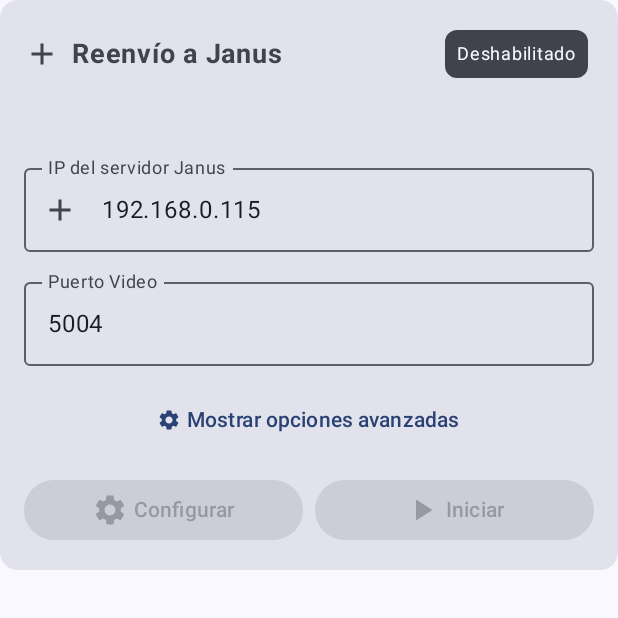
After one commit to innovadeveloper/makeandroid, an Android app built with Jetpack Compose: the composable ForwardingControlCard called with empty values, on a phone screen of 412 x 824 dp, the top half of it. The commit adds this screen. Run offline under Robolectric (Android 15) with nearby library versions, the phone set to English and light mode, and no system bars.

```diff
--- /dev/null
+++ b/app/src/main/java/com/innova/gstream/ForwardingControlCard.kt
@@ -0,0 +1,266 @@
+// ForwardingControlCard.kt
+// UBICACIÓN: app/src/main/java/com/innova/gstream/ForwardingControlCard.kt
+
+package com.innova.gstream
+
+import androidx.compose.foundation.layout.*
+import androidx.compose.material.icons.Icons
+import androidx.compose.material.icons.filled.Add
+import androidx.compose.material.icons.filled.PlayArrow
+import androidx.compose.material.icons.filled.Settings
+import androidx.compose.material3.*
+import androidx.compose.runtime.*
+import androidx.compose.ui.Alignment
+import androidx.compose.ui.Modifier
+import androidx.compose.ui.text.font.FontWeight
+import androidx.compose.ui.unit.dp
+import androidx.compose.ui.unit.sp
+
+@Composable
+fun ForwardingControlCard(
+    player: RTSPPlayer,
+    forwardingStatus: ForwardingStatus,
+    forwardingInfo: String,
+    connectionStatus: ConnectionStatus
+) {
+    var janusIp by remember { mutableStateOf("192.168.0.115") }
+    var videoPort by remember { mutableStateOf("5004") }
+    var audioPort by remember { mutableStateOf("5006") }
+    var showAdvanced by remember { mutableStateOf(false) }
+
+    // Actualizar valores cuando cambie la configuración
+    LaunchedEffect(forwardingStatus) {
+        if (forwardingStatus != ForwardingStatus.DISABLED) {
+            val (ip, vPort, aPort) = player.getForwardingConfig()
+            ip?.let { janusIp = it }
+            videoPort = vPort.toString()
+            audioPort = aPort.toString()
+        }
+    }
+
+    Card(
+        modifier = Modifier.fillMaxWidth(),
+        colors = CardDefaults.cardColors(
+            containerColor = when (forwardingStatus) {
+                ForwardingStatus.ACTIVE -> MaterialTheme.colorScheme.primaryContainer
+                ForwardingStatus.ERROR -> MaterialTheme.colorScheme.errorContainer
+                ForwardingStatus.READY -> MaterialTheme.colorScheme.tertiaryContainer
+                else -> MaterialTheme.colorScheme.surfaceVariant
+            }
+        )
+    ) {
+        Column(
+            modifier = Modifier.padding(16.dp),
+            verticalArrangement = Arrangement.spacedBy(12.dp)
+        ) {
+            // Header
+            Row(
+                modifier = Modifier.fillMaxWidth(),
+                horizontalArrangement = Arrangement.SpaceBetween,
+                verticalAlignment = Alignment.CenterVertically
+            ) {
+                Row(
+                    verticalAlignment = Alignment.CenterVertically,
+                    horizontalArrangement = Arrangement.spacedBy(8.dp)
+                ) {
+                    Icon(
+                        Icons.Default.Add,
+                        contentDescription = null,
+                        tint = forwardingStatus.color
+                    )
+                    Text(
+                        text = "Reenvío a Janus",
+                        fontSize = 18.sp,
+                        fontWeight = FontWeight.Bold
+                    )
+                }
+
+                // Indicador de estado
+                Surface(
+                    color = forwardingStatus.color,
+                    shape = MaterialTheme.shapes.small,
+                    modifier = Modifier.padding(4.dp)
+                ) {
+                    Text(
+                        text = forwardingStatus.displayName,
+                        modifier = Modifier.padding(horizontal = 8.dp, vertical = 4.dp),
+                        fontSize = 12.sp,
+                        color = MaterialTheme.colorScheme.surface
+                    )
+                }
+            }
+
+            // Info del estado actual
+            Text(
+                text = forwardingInfo,
+                fontSize = 14.sp,
+                color = MaterialTheme.colorScheme.onSurfaceVariant
+            )
+
+            // Configuración básica
+            OutlinedTextField(
+                value = janusIp,
+                onValueChange = { janusIp = it },
+                label = { Text("IP del servidor Janus") },
+                placeholder = { Text("192.168.0.115") },
+                modifier = Modifier.fillMaxWidth(),
+                enabled = forwardingStatus == ForwardingStatus.DISABLED,
+                leadingIcon = {
+                    Icon(Icons.Default.Add, contentDescription = null)
+                }
+            )
+
+            Row(
+                modifier = Modifier.fillMaxWidth(),
+                horizontalArrangement = Arrangement.spacedBy(8.dp)
+            ) {
+                OutlinedTextField(
+                    value = videoPort,
+                    onValueChange = { videoPort = it },
+                    label = { Text("Puerto Video") },
+                    placeholder = { Text("5004") },
+                    modifier = Modifier.weight(1f),
+                    enabled = forwardingStatus == ForwardingStatus.DISABLED
+                )
+
+                if (showAdvanced) {
+                    OutlinedTextField(
+                        value = audioPort,
+                        onValueChange = { audioPort = it },
+                        label = { Text("Puerto Audio") },
+                        placeholder = { Text("5006") },
+                        modifier = Modifier.weight(1f),
+                        enabled = forwardingStatus == ForwardingStatus.DISABLED
+                    )
+                }
+            }
+
+            // Botón de configuración avanzada
+            TextButton(
+                onClick = { showAdvanced = !showAdvanced },
+                modifier = Modifier.fillMaxWidth()
+            ) {
+                Icon(
+                    Icons.Default.Settings,
+                    contentDescription = null,
+                    modifier = Modifier.size(16.dp)
+                )
+                Spacer(modifier = Modifier.width(4.dp))
+                Text(if (showAdvanced) "Ocultar opciones avanzadas" else "Mostrar opciones avanzadas")
+            }
+
+            // Configuración avanzada
+            if (showAdvanced) {
+                Card(
+                    modifier = Modifier.fillMaxWidth(),
+                    colors = CardDefaults.cardColors(
+                        containerColor = MaterialTheme.colorScheme.surfaceContainer
+                    )
+                ) {
+                    Column(
+                        modifier = Modifier.padding(12.dp),
+                        verticalArrangement = Arrangement.spacedBy(8.dp)
+                    ) {
+                        Text(
+                            text = "⚙️ Configuración Avanzada",
+                            fontWeight = FontWeight.Medium,
+                            fontSize = 14.sp
+                        )
+
+                        Text(
+                            text = """
+                                • Video: RTP H.264 payload tipo 96
+                                • Protocolo: UDP unicast
+                                • Latencia: ~100ms buffer
+                                • Codec: Passthrough desde RTSP
+                            """.trimIndent(),
+                            fontSize = 12.sp,
+                            color = MaterialTheme.colorScheme.onSurfaceVariant
+                        )
+                    }
+                }
+            }
+
+            // Botones de control
+            Row(
+                modifier = Modifier.fillMaxWidth(),
+                horizontalArrangement = Arrangement.spacedBy(8.dp)
+            ) {
+                // Botón Configurar
+                Button(
+                    onClick = {
+                        val vPort = videoPort.toIntOrNull() ?: 5004
+                        val aPort = audioPort.toIntOrNull() ?: 5006
+                        player.setupForwarding(janusIp, vPort, aPort)
+                    },
+                    enabled = forwardingStatus == ForwardingStatus.DISABLED &&
+                            connectionStatus in listOf(ConnectionStatus.CONNECTED, ConnectionStatus.PLAYING, ConnectionStatus.STREAMING) &&
+                            janusIp.isNotBlank(),
+                    modifier = Modifier.weight(1f)
+                ) {
+                    Icon(Icons.Default.Settings, contentDescription = null)
+                    Spacer(modifier = Modifier.width(4.dp))
+                    Text("Configurar")
+                }
+
+                // Botón Start/Stop
+                Button(
+                    onClick = {
+                        when (forwardingStatus) {
+                            ForwardingStatus.READY -> player.startForwarding()
+                            ForwardingStatus.ACTIVE -> player.stopForwarding()
+                            else -> { /* No acción */ }
+                        }
+                    },
+                    enabled = forwardingStatus in listOf(ForwardingStatus.READY, ForwardingStatus.ACTIVE),
+                    modifier = Modifier.weight(1f),
+                    colors = ButtonDefaults.buttonColors(
+                        containerColor = if (forwardingStatus == ForwardingStatus.ACTIVE)
+                            MaterialTheme.colorScheme.error
+                        else
+                            MaterialTheme.colorScheme.primary
+                    )
+                ) {
+                    Icon(
+                        if (forwardingStatus == ForwardingStatus.ACTIVE) Icons.Default.Add else Icons.Default.PlayArrow,
+                        contentDescription = null
+                    )
+                    Spacer(modifier = Modifier.width(4.dp))
+                    Text(if (forwardingStatus == ForwardingStatus.ACTIVE) "Detener" else "Iniciar")
+                }
+            }
+
+            // Información técnica del forwarding
+            if (forwardingStatus != ForwardingStatus.DISABLED) {
+                Card(
+                    modifier = Modifier.fillMaxWidth(),
+                    colors = CardDefaults.cardColors(
+                        containerColor = MaterialTheme.colorScheme.surfaceContainerHigh
+                    )
+                ) {
+                    Column(
+                        modifier = Modifier.padding(12.dp)
+                    ) {
+                        Text(
+                            text = "📊 Estado Técnico",
+                            fontWeight = FontWeight.Medium,
+                            fontSize = 14.sp,
+                            modifier = Modifier.padding(bottom = 4.dp)
+                        )
+
+                        Text(
+                            text = """
+                                • Destino: $janusIp:$videoPort
+                                • Pipeline: RTSP → H.264 → RTP → UDP
+                                • Estado: ${forwardingStatus.displayName}
+                                • Modo: Dual pipeline independiente
+                            """.trimIndent(),
+                            fontSize = 12.sp,
+                            color = MaterialTheme.colorScheme.onSurfaceVariant
+                        )
+                    }
+                }
+            }
+        }
+    }
+}
--- /dev/null
+++ b/app/src/main/java/com/innova/gstream/ForwardingStatus.kt
@@ -0,0 +1,30 @@
+// ForwardingStatus.kt
+// UBICACIÓN: app/src/main/java/com/innova/gstream/ForwardingStatus.kt
+
+package com.innova.gstream
+
+import androidx.compose.material3.MaterialTheme
+import androidx.compose.runtime.Composable
+import androidx.compose.ui.graphics.Color
+
+enum class ForwardingStatus(val displayName: String, val code: Int) {
+    DISABLED("Deshabilitado", 0),
+    READY("Listo para enviar", 1),
+    ACTIVE("Reenviando a Janus", 2),
+    ERROR("Error de forwarding", 3);
+
+    val color: Color
+        @Composable
+        get() = when (this) {
+            DISABLED -> MaterialTheme.colorScheme.onSurfaceVariant
+            READY -> MaterialTheme.colorScheme.tertiary
+            ACTIVE -> MaterialTheme.colorScheme.secondary
+            ERROR -> MaterialTheme.colorScheme.error
+        }
+
+    companion object {
+        fun fromCode(code: Int): ForwardingStatus {
+            return values().find { it.code == code } ?: DISABLED
+        }
+    }
+}
```
Also changed, not shown: app/src/main/cpp/CMakeLists.txt (+18 -7 lines), app/src/main/java/com/innova/gstream/RTSPPlayer.kt (+176 -8 lines), app/src/main/java/com/innova/gstream/RTSPPlayerScreen.kt (+11 -0 lines), 1 other file.
